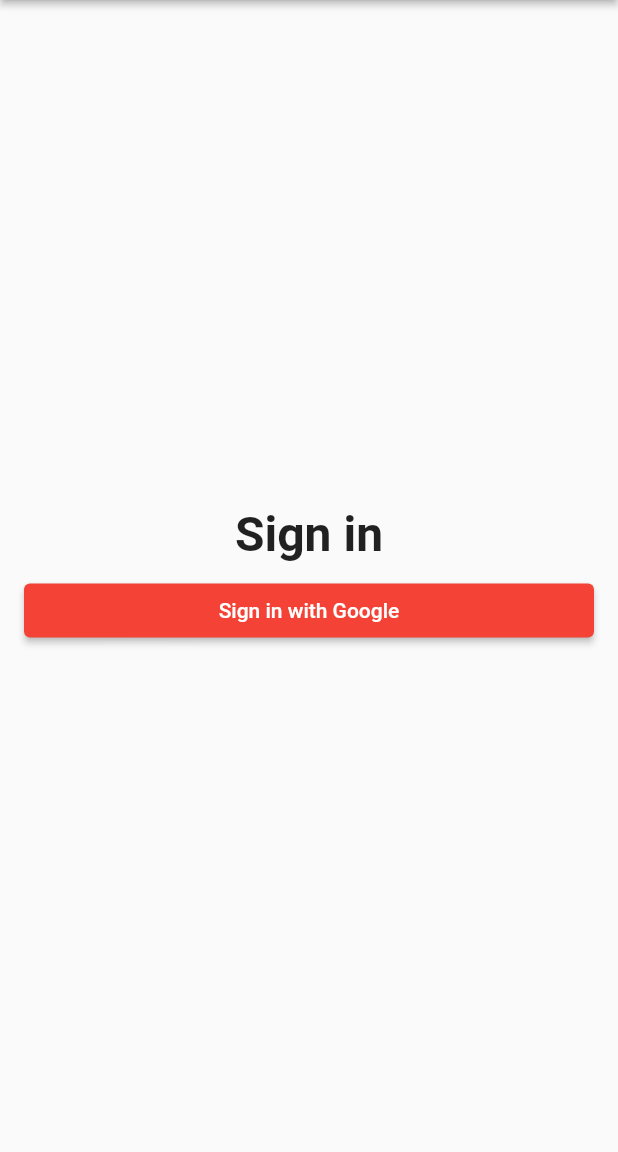
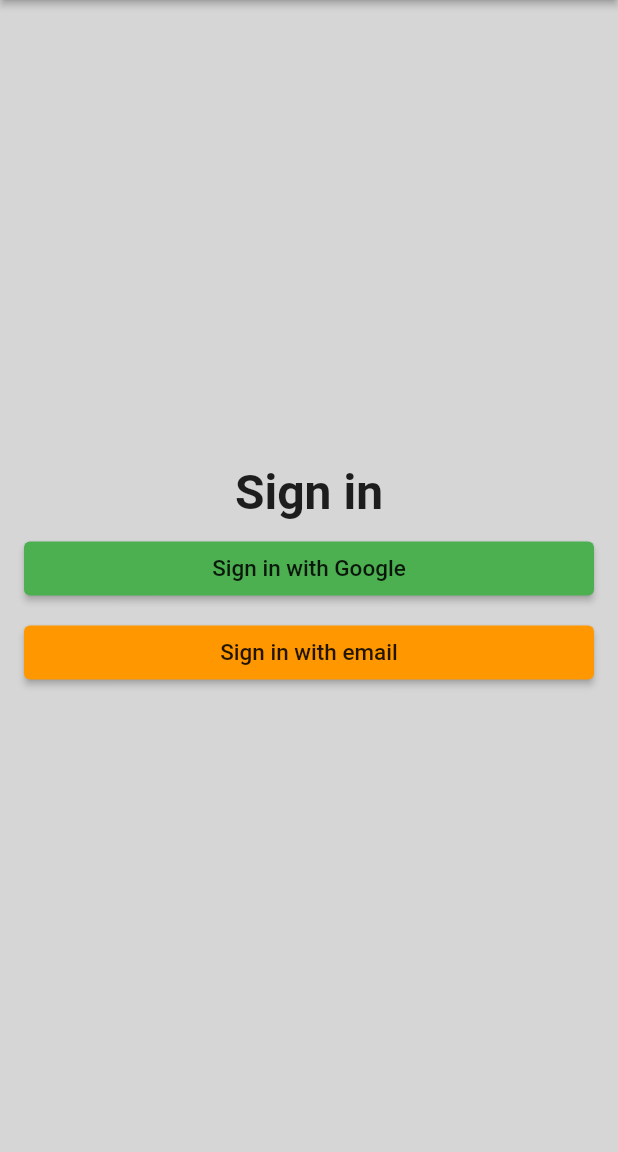
Before and after one commit to goodwijo/CIS350Project, a Flutter app: the screen it shows after launch, on a phone screen of 412 x 824 dp, the part 84-1236 px from its top. Run offline on Flutter 3.47's test engine with Material 2 defaults, Android fonts, the phone set to English and light mode, and no system bars.

Commit message:
Created custom elevated button widget and modified sign in page to use it

```diff
--- a/pantry_app/lib/app/sign_in/sign_in_page.dart
+++ b/pantry_app/lib/app/sign_in/sign_in_page.dart
@@ -1,4 +1,5 @@
 import 'package:flutter/material.dart';
+import 'package:pantry_app/common_widgets/custom_elevated_button.dart';
 
 class SignInPage extends StatelessWidget {
   const SignInPage({Key? key}) : super(key: key);
@@ -11,6 +12,7 @@ class SignInPage extends StatelessWidget {
         elevation: 2.0,
       ),
       body: _buildContent(),
+      backgroundColor: Colors.grey[350],
     );
   }
 }
@@ -31,8 +33,29 @@ Widget _buildContent() {
           ),
         ),
         const SizedBox(height: 8.0),
-        ElevatedButton(
-          child: const Text('Sign in with Google'),
+        CustomElevatedButton(
+          child: const Text(
+            'Sign in with Google',
+            style: TextStyle(
+              color: Colors.black87,
+              fontSize: 15.0,
+            ),
+          ),
+          color: Colors.green,
+          borderRadius: 4.0,
+          onPressed: () {},
+        ),
+        const SizedBox(height: 8.0),
+        CustomElevatedButton(
+          child: const Text(
+            'Sign in with email',
+            style: TextStyle(
+              color: Colors.black87,
+              fontSize: 15.0,
+            ),
+          ),
+          color: Colors.orange,
+          borderRadius: 4.0,
           onPressed: () {},
         ),
       ],
--- /dev/null
+++ b/pantry_app/lib/common_widgets/custom_elevated_button.dart
@@ -0,0 +1,29 @@
+import 'package:flutter/material.dart';
+
+class CustomElevatedButton extends StatelessWidget {
+  const CustomElevatedButton({
+    required this.child,
+    required this.color,
+    required this.borderRadius,
+    required this.onPressed,
+  }) : super();
+
+  final Widget child;
+  final Color color;
+  final double borderRadius;
+  final VoidCallback onPressed;
+
+  @override
+  Widget build(BuildContext context) {
+    return ElevatedButton(
+      child: child,
+      style: ElevatedButton.styleFrom(
+        primary: color,
+        shape: RoundedRectangleBorder(
+          borderRadius: BorderRadius.all(Radius.circular(borderRadius)),
+        ),
+      ),
+      onPressed: onPressed,
+    );
+  }
+}
```
